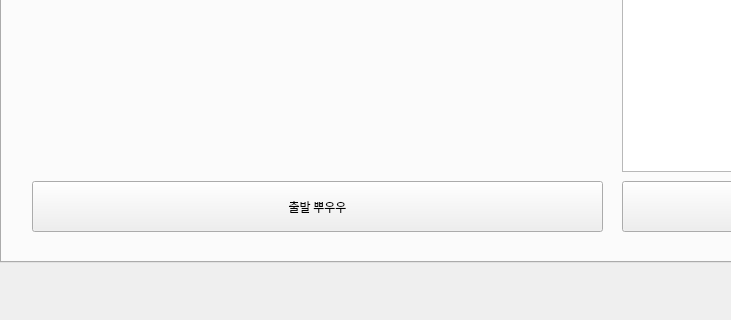
The window that img/ui/main_window.ui (kbeekim/lol_teamfight) describes before a commit, drawn with Qt 5; both pictures show x 0 to 731 and y 368 to 688 of the 1169 by 688 pixel window.
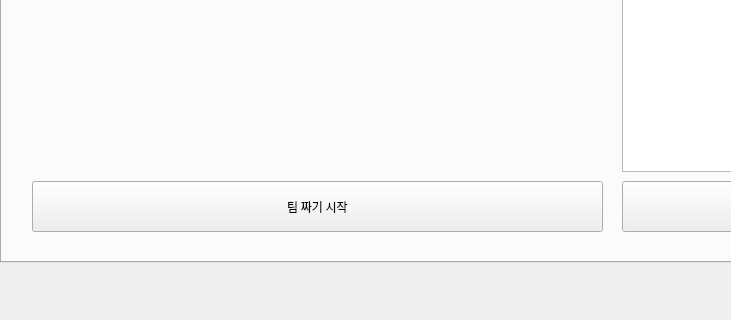
The same window after the commit.

Diff of the .ui file:
```diff
--- a/img/ui/main_window.ui
+++ b/img/ui/main_window.ui
@@ -178,7 +178,7 @@
        </font>
       </property>
       <property name="text">
-       <string>출발 뿌우우</string>
+       <string>팀 짜기 시작</string>
       </property>
      </widget>
      <widget class="QLabel" name="player_cnt_label">
```
